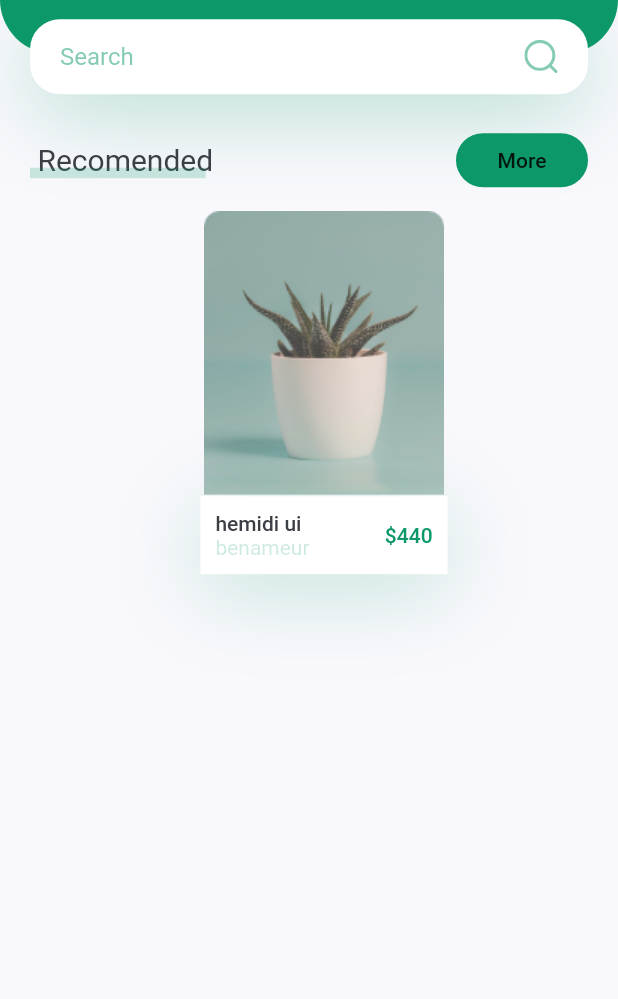
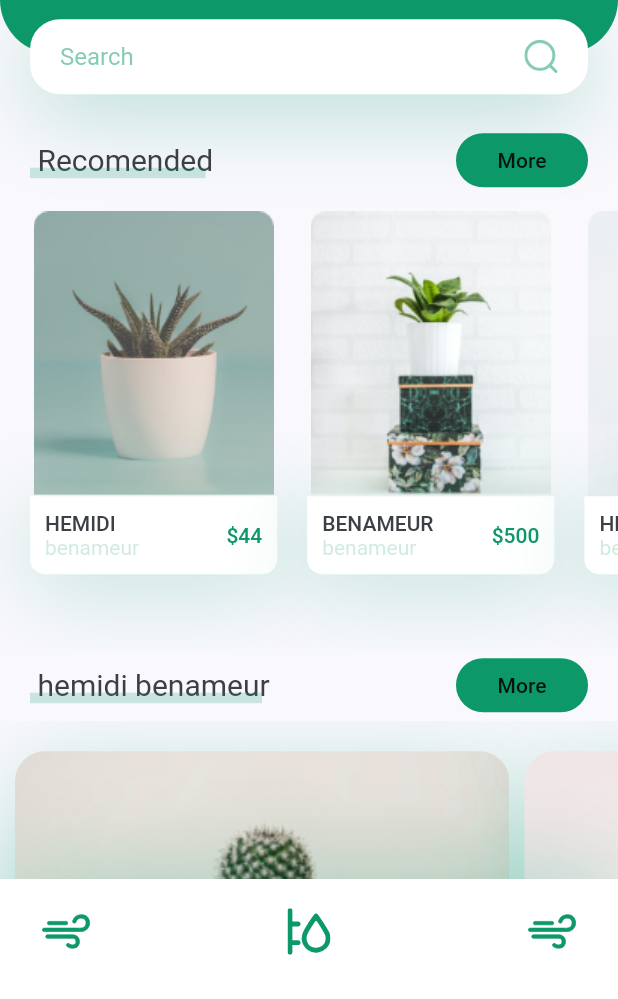
Before and after one commit to hemid32/CourUi-Plant-App, a Flutter app: the screen it shows after launch, on a phone screen of 412 x 824 dp, the part 237-1236 px from its top. Run offline on Flutter 3.47's test engine with Material 2 defaults, Android fonts, the phone set to English and light mode, and no system bars; our stand-ins replace flutter_svg.

Commit message:
fine cours

```diff
--- a/lib/screens/home/componants/body.dart
+++ b/lib/screens/home/componants/body.dart
@@ -1,11 +1,11 @@
 
 
 
-import 'package:flutter/foundation.dart';
 import 'package:flutter/material.dart';
 import 'package:flutterapp/constants.dart';
+import 'package:flutterapp/screens/home/componants/futureCardButtom.dart';
+import 'package:flutterapp/screens/home/componants/recommendedCadr.dart';
 import 'package:flutterapp/screens/home/componants/titleWithButtonMore.dart';
-import 'package:flutterapp/screens/home/componants/titleWithCostomUnderLinse.dart';
 
 import 'header_and_search.dart';
 
@@ -19,46 +19,12 @@ class Body extends StatelessWidget {
         children: [
 
           header_and_search(size: size) ,
-          titleWithButtonMore(onPress: (){}, title:  'Recomended',) ,
-          Container(
-            margin: EdgeInsets.only(
-              left:  kDefaultPadding ,
-              top:  kDefaultPadding /2 ,
-              bottom: kDefaultPadding * 2.5 ,
-            ),
-            width: size.width * 0.4,
-            child:  Column(
-              children: [
-                Image.asset('assets/images/image_1.png') ,
-                Container(
-                  padding: EdgeInsets.all(kDefaultPadding /2 ),
-                  decoration: BoxDecoration(
-                    color: Colors.white ,
-                    boxShadow:  [
-                      BoxShadow(
-                        blurRadius:  50 ,
-                        color:kPrimaryColor.withOpacity(0.23) ,
-                        offset: Offset(0,10)
-                      )
-                    ]
-                  ),
-                  child:  Row(
-                    children: [
-                      RichText(text: TextSpan(
-                        children: [
-                          TextSpan(text:  'hemidi ui \n' , style:  Theme.of(context).textTheme.button) ,
-                          TextSpan(text:  'benameur' , style:  TextStyle(color: kPrimaryColor.withOpacity(0.2))) ,
-                        ]
-                      )) ,
-                      Spacer( ) ,
-                      Text('\$440' , style:  Theme.of(context).textTheme.button.copyWith(color: kPrimaryColor),) ,
-                    ],
-                  ),
-                )
+          TitleWithButtonMore(onPress: (){}, title:  'Recomended',) ,
+          RecommendedCadrSingleScroll(size: size) ,
+          TitleWithButtonMore(title: 'hemidi benameur', onPress:  (){},) ,
+          FutureCardButtom() ,
 
-              ],
-            ),
-          )
+
 
 
         ],
--- /dev/null
+++ b/lib/screens/home/componants/buttonbarnavigator.dart
@@ -0,0 +1,46 @@
+import 'package:flutter/material.dart';
+import 'package:flutter_svg/flutter_svg.dart';
+import 'package:flutterapp/constants.dart';
+
+class BottonBarNavigatorCostom extends StatelessWidget {
+  const BottonBarNavigatorCostom({
+    Key key,
+  }) : super(key: key);
+
+  @override
+  Widget build(BuildContext context) {
+    return Container(
+      padding:  EdgeInsets.only(
+        left: kDefaultPadding ,
+        top:  kDefaultPadding / 2  ,
+        bottom: kDefaultPadding ,
+        right:  kDefaultPadding  ,
+      ),
+      height: 80,
+      decoration: BoxDecoration(
+          color: Colors.white,
+          boxShadow: [
+            BoxShadow(
+                offset: Offset(0,-10) ,
+                color: kPrimaryColor.withOpacity(0.23) ,
+                blurRadius:  50
+
+            ) ,
+
+          ]
+      ),
+      child: Row(
+        mainAxisAlignment: MainAxisAlignment.spaceBetween,
+        children: [
+          IconButton(icon:             SvgPicture.asset('assets/icons/icon_4.svg')
+            , onPressed: (){} , ) ,
+          IconButton(icon:             SvgPicture.asset('assets/icons/icon_3.svg')
+              , onPressed: (){} ) ,
+          IconButton(icon:             SvgPicture.asset('assets/icons/icon_4.svg')
+              , onPressed: (){} ) ,
+        ],
+      ),
+
+    );
+  }
+}
--- /dev/null
+++ b/lib/screens/home/componants/futureCardButtom.dart
@@ -0,0 +1,62 @@
+import 'package:flutter/material.dart';
+import 'package:flutterapp/constants.dart';
+
+class FutureCardButtom extends StatelessWidget {
+  const FutureCardButtom({
+    Key key,
+  }) : super(key: key);
+
+  @override
+  Widget build(BuildContext context) {
+    return SingleChildScrollView(
+      scrollDirection: Axis.horizontal,
+      child: Row(
+        children: [
+          ButtomCardFuture(image:'assets/images/bottom_img_1.png'  , onPress:  (){},),
+          ButtomCardFuture(image:'assets/images/bottom_img_2.png'  , onPress:  (){},),
+          ButtomCardFuture(image:'assets/images/bottom_img_1.png'  , onPress:  (){},),
+          ButtomCardFuture(image:'assets/images/bottom_img_2.png'  , onPress:  (){},),
+        ],
+      ),
+    );
+  }
+}
+
+class ButtomCardFuture extends StatelessWidget {
+  const ButtomCardFuture({
+    Key key, this.image, this.onPress
+  }) : super(key: key);
+  final String image ;
+  final Function onPress ;
+
+
+  @override
+  Widget build(BuildContext context) {
+    Size size = MediaQuery.of(context).size ;
+
+    return GestureDetector(
+      onTap: onPress ,
+      child: Container(
+        margin: EdgeInsets.only(left: kDefaultPadding /2, top:  kDefaultPadding , bottom:  kDefaultPadding ),
+        width:  size.width * 0.8 ,
+        height: 185,
+        decoration: BoxDecoration(
+          borderRadius: BorderRadius.circular(20) ,
+          boxShadow: [
+            BoxShadow(
+                color: kPrimaryColor.withOpacity(0.23) ,
+                offset: Offset(0,10) ,
+                blurRadius: 50
+            ) ,
+
+          ] ,
+          image: DecorationImage(image:AssetImage(image ),fit: BoxFit.cover) ,
+
+
+
+
+        ),
+      ),
+    );
+  }
+}
--- /dev/null
+++ b/lib/screens/home/componants/recommendedCadr.dart
@@ -0,0 +1,145 @@
+import 'package:flutter/material.dart';
+import 'package:flutterapp/constants.dart';
+import 'package:flutterapp/screens/detail/detail_screen.dart';
+
+class RecommendedCadrSingleScroll extends StatelessWidget {
+  const RecommendedCadrSingleScroll({
+    Key key,
+    @required this.size,
+  }) : super(key: key);
+
+  final Size size;
+
+  @override
+  Widget build(BuildContext context) {
+    return SingleChildScrollView(
+      scrollDirection: Axis.horizontal,
+      child: Row(
+        children: [
+          RecommendedPlantCard(size: size ,
+
+            title:  'hemidi' ,
+            supTitle:  'benameur'  ,
+            price:  44 ,
+            image:  'assets/images/image_1.png'
+
+            ,
+            onPress:  (){Navigator.push(context, MaterialPageRoute(builder: (context) => Detail()));},
+
+          ),
+          RecommendedPlantCard(size: size ,
+
+            title:  'benameur' ,
+            supTitle:  'benameur'  ,
+            price:  500 ,
+            image:  'assets/images/image_2.png'
+            ,
+            onPress: (){Navigator.push(context, MaterialPageRoute(builder: (context) => Detail())); },
+
+
+          ),
+          RecommendedPlantCard(size: size ,
+
+            title:  'hemidi' ,
+            supTitle:  'benameur'  ,
+            price:  200 ,
+            image:  'assets/images/image_3.png'
+            ,
+            onPress: (){print('onpress3'); },
+
+          ),
+          RecommendedPlantCard(size: size ,
+
+            title:  'maryam' ,
+            supTitle:  'bekdad'  ,
+            price:  10 ,
+            image:  'assets/images/image_1.png'
+            ,
+            onPress: (){print('onpress4'); },
+
+          ),
+          RecommendedPlantCard(size: size ,
+
+            title:  'hemidi' ,
+            supTitle:  'benameur'  ,
+            price:  44 ,
+            image:  'assets/images/image_1.png'
+            ,
+            onPress: (){print('onpress5'); },
+
+          ),
+        ],
+      ),
+    );
+  }
+}
+
+class RecommendedPlantCard extends StatelessWidget {
+  const RecommendedPlantCard({
+    Key key,
+    this.image ,
+    this.title ,
+    this.supTitle ,
+    this.price  ,
+    this.onPress ,
+    @required this.size,
+  }) : super(key: key);
+  final String image ;
+  final String title ;
+  final String supTitle ;
+  final int price ;
+  final Function onPress  ;
+
+
+  final Size size;
+
+  @override
+  Widget build(BuildContext context) {
+    return GestureDetector(
+      onTap: onPress,
+      child: Container(
+        margin: EdgeInsets.only(
+          left:  kDefaultPadding ,
+          top:  kDefaultPadding /2 ,
+          bottom: kDefaultPadding * 2.5 ,
+        ),
+        width: size.width * 0.4,
+        child:  Column(
+          children: [
+            Image.asset(image) ,
+            Container(
+              padding: EdgeInsets.all(kDefaultPadding /2 ),
+              decoration: BoxDecoration(
+                  color: Colors.white ,
+                  boxShadow:  [
+                    BoxShadow(
+                        blurRadius:  50 ,
+                        color:kPrimaryColor.withOpacity(0.23) ,
+                        offset: Offset(0,10)
+                    )
+                  ] ,
+                  borderRadius: BorderRadius.only(
+                    bottomLeft: Radius.circular(10) ,
+                    bottomRight: Radius.circular(10) ,
+                  )
+              ),
+              child:  Row(
+                children: [
+                  RichText(text: TextSpan(
+                      children: [
+                        TextSpan(text:  '$title \n'.toUpperCase() , style:  Theme.of(context).textTheme.button) ,
+                        TextSpan(text:  '$supTitle' , style:  TextStyle(color: kPrimaryColor.withOpacity(0.2))) ,
+                      ]
+                  )) ,
+                  Spacer( ) ,
+                  Text('\$$price' , style:  Theme.of(context).textTheme.button.copyWith(color: kPrimaryColor),) ,
+                ],
+              ),
+            )
+
+          ],
+        ),
+      ),
+    );
+  }
+}
--- a/lib/screens/home/componants/titleWithButtonMore.dart
+++ b/lib/screens/home/componants/titleWithButtonMore.dart
@@ -2,8 +2,8 @@ import 'package:flutter/material.dart';
 import 'package:flutterapp/constants.dart';
 import 'package:flutterapp/screens/home/componants/titleWithCostomUnderLinse.dart';
 
-class titleWithButtonMore extends StatelessWidget {
-  const titleWithButtonMore({
+class TitleWithButtonMore extends StatelessWidget {
+  const TitleWithButtonMore({
     Key key,
     this.title ,
     this.onPress  ,
--- a/lib/screens/home/home_screen.dart
+++ b/lib/screens/home/home_screen.dart
@@ -2,13 +2,16 @@
 
 import 'package:flutter/material.dart';
 import 'package:flutter_svg/flutter_svg.dart';
+import 'package:flutterapp/constants.dart';
 import 'package:flutterapp/screens/home/componants/body.dart';
+import 'package:flutterapp/screens/home/componants/buttonbarnavigator.dart';
 class HomeScreen extends StatelessWidget {
   @override
   Widget build(BuildContext context) {
     return Scaffold(
       appBar: buildAppBar(),
       body: Body(),
+      bottomNavigationBar: BottonBarNavigatorCostom(),
     );
   }
 
```
Also changed, not shown: lib/screens/detail/componants/body.dart (added, +94 -0 lines), lib/screens/detail/componants/imageAndSmailleCadr.dart (added, +104 -0 lines), lib/screens/detail/detail_screen.dart (added, +13 -0 lines), .png (added).
